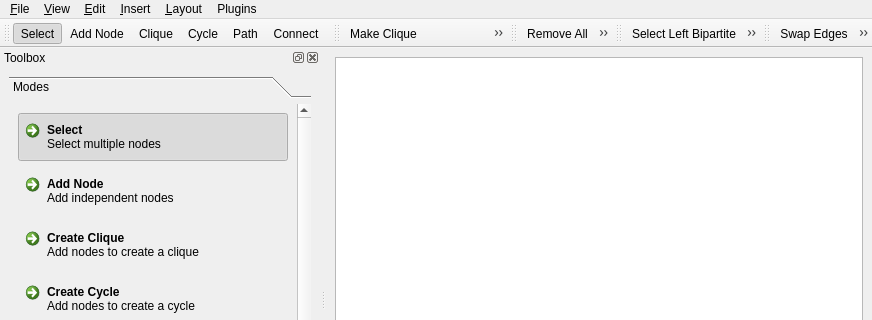
First picture: the form in Gui/GraphViewer.ui, repository matcom/simspider, before the edit; both pictures show x 0 to 872 and y 0 to 320 of the 872 by 572 pixel window.
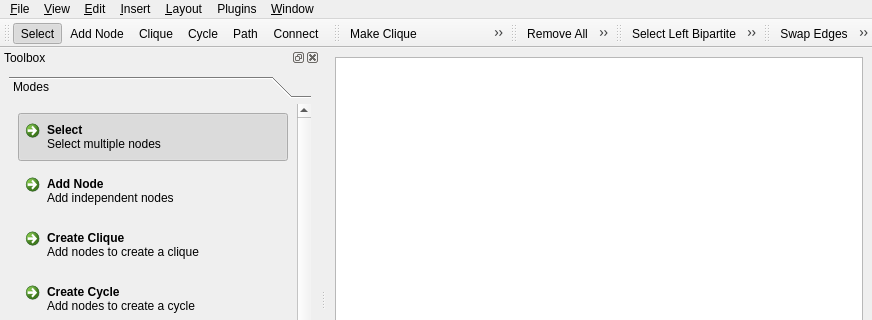
Second picture: the form after the edit. Icons and pictures are not drawn.

Commit message:
Formulario FunctionViewer
- Cargar, agregar y eliminar valores

The edit to the form file:
```diff
--- a/Gui/GraphViewer.ui
+++ b/Gui/GraphViewer.ui
@@ -129,12 +129,19 @@
      <string>&amp;Layout</string>
     </property>
    </widget>
+   <widget class="QMenu" name="menu_Window">
+    <property name="title">
+     <string>&amp;Window</string>
+    </property>
+    <addaction name="action_Function_Viewer"/>
+   </widget>
    <addaction name="menuFile"/>
    <addaction name="menu_View"/>
    <addaction name="menuTransform"/>
    <addaction name="menuInsert"/>
    <addaction name="menu_Layout"/>
    <addaction name="menuPlugins"/>
+   <addaction name="menu_Window"/>
   </widget>
   <widget class="QStatusBar" name="statusbar"/>
   <widget class="QDockWidget" name="toolBoxDock">
```
Left out of the diff: 5 changed lines with no effect on the pictures. The commit also changes 8 other files.
